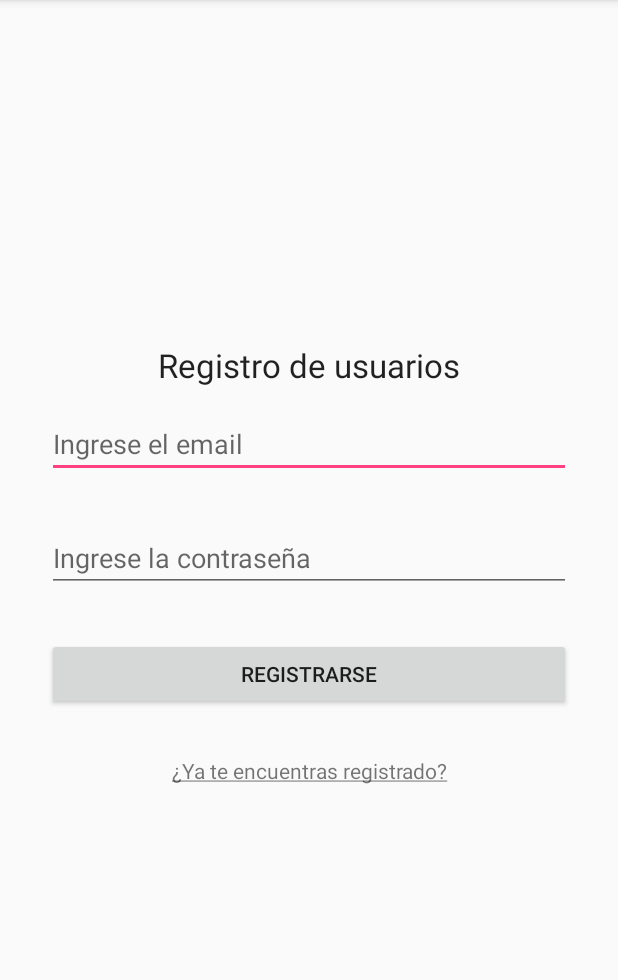
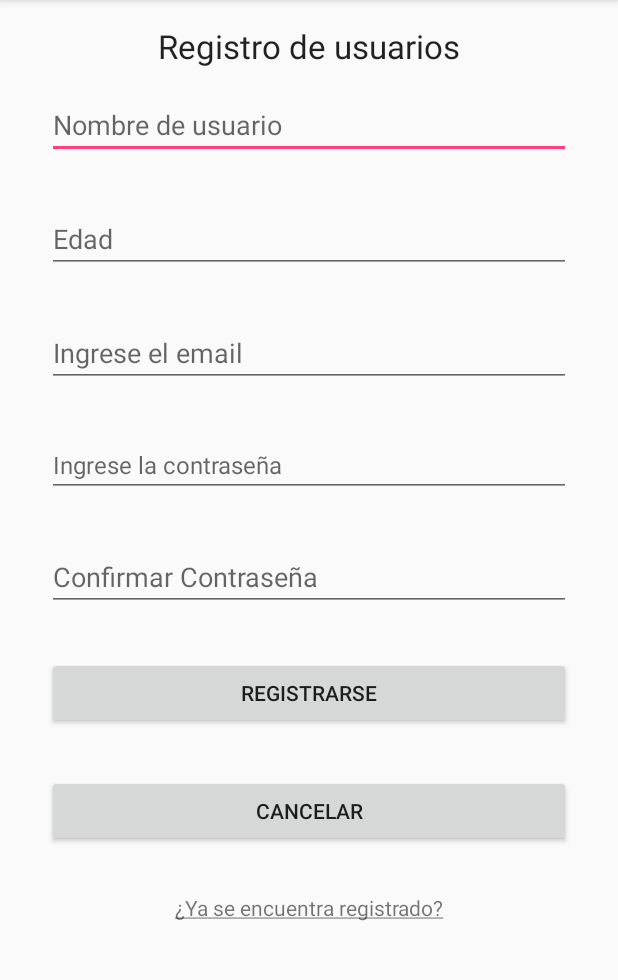
Before and after one commit to VaneGuz/la4compumovil, an Android app: the MainActivity screen opened directly, with no data from a screen before it, after a tap on "REGISTRARSE", on a phone screen of 412 x 824 dp, the part 84-1064 px from its top. Run offline under Robolectric (Android 15) with nearby library versions, the phone set to English and light mode, and no system bars; our stand-ins replace Firebase (no records; nobody signed in at launch, a user with empty details on screens opened directly); 1 statement that could not run was skipped.

Commit message:
Registro e incio de sesión completo

```diff
--- a/LabCM20171_Entregado/lab4fcm/src/main/java/co/edu/udea/compumovil/gr05_20171/lab4/MainActivity.java
+++ b/LabCM20171_Entregado/lab4fcm/src/main/java/co/edu/udea/compumovil/gr05_20171/lab4/MainActivity.java
@@ -20,10 +20,14 @@ import com.google.firebase.auth.FirebaseAuth;
 public class MainActivity extends AppCompatActivity implements View.OnClickListener {
 
     //defining view objects
+
+    private EditText etUserRegister;
+    private EditText etDateRegister;
     private EditText editTextEmail;
     private EditText editTextPassword;
+    private EditText confirmPass;
     private Button buttonSignup;
-
+    private Button buttonCancelar;
     private TextView textViewSignin;
 
     private ProgressDialog progressDialog;
@@ -51,26 +55,51 @@ public class MainActivity extends AppCompatActivity implements View.OnClickListe
         }
 
         //initializing views
+        etUserRegister = (EditText) findViewById(R.id.etUserRegister);
+        etDateRegister = (EditText) findViewById(R.id.etDateRegister);
         editTextEmail = (EditText) findViewById(R.id.editTextEmail);
         editTextPassword = (EditText) findViewById(R.id.editTextPassword);
+        confirmPass = (EditText) findViewById(R.id.etPasswordConfirmer);
         textViewSignin = (TextView) findViewById(R.id.textViewSignin);
 
+
         buttonSignup = (Button) findViewById(R.id.buttonSignup);
-
+        buttonCancelar = (Button) findViewById(R.id.buttonCancelar);
         progressDialog = new ProgressDialog(this);
 
         //attaching listener to button
+        buttonCancelar.setOnClickListener(this);
         buttonSignup.setOnClickListener(this);
         textViewSignin.setOnClickListener(this);
     }
 
     private void registerUser() {
 
-        //getting email and password from edit texts
+
+        String user = etUserRegister.getText().toString().trim();
+        String date = etDateRegister.getText().toString().trim();
         String email = editTextEmail.getText().toString().trim();
         String password = editTextPassword.getText().toString().trim();
+        String confirmPassword = confirmPass.getText().toString().trim();
 
+        if (!password.equals(confirmPassword)) {
+            Toast pass = Toast.makeText(this, "Las contraseñas no coinciden", Toast.LENGTH_SHORT);
+            pass.show();
+
+        }
         //checking if email and passwords are empty
+
+
+        if (TextUtils.isEmpty(user)) {
+            Toast.makeText(this, "Por favor ingrese el usuario", Toast.LENGTH_LONG).show();
+            return;
+        }
+
+        if (TextUtils.isEmpty(date)) {
+            Toast.makeText(this, "Por favor ingrese la edad", Toast.LENGTH_LONG).show();
+            return;
+        }
+
         if (TextUtils.isEmpty(email)) {
             Toast.makeText(this, "Por favor ingrese el email", Toast.LENGTH_LONG).show();
             return;
@@ -80,6 +109,11 @@ public class MainActivity extends AppCompatActivity implements View.OnClickListe
             Toast.makeText(this, "Por favor ingrese la contraseña", Toast.LENGTH_LONG).show();
             return;
         }
+        if (TextUtils.isEmpty(confirmPassword)) {
+            Toast.makeText(this, "Por favor ingrese nuevamente la contraseña", Toast.LENGTH_LONG).show();
+            return;
+        }
+
 
         //if the email and password are not empty
         //displaying a progress dialog
@@ -117,5 +151,10 @@ public class MainActivity extends AppCompatActivity implements View.OnClickListe
             //open login activity when user taps on the already registered textview
             startActivity(new Intent(this, LoginActivity.class));
         }
+
+        if (view == buttonCancelar) {
+            Intent intent = new Intent(this, LoginActivity.class);
+            startActivity(intent);
+        }
     }
 }
--- a/LabCM20171_Entregado/lab4fcm/src/main/res/layout/activity_main.xml
+++ b/LabCM20171_Entregado/lab4fcm/src/main/res/layout/activity_main.xml
@@ -1,5 +1,5 @@
 <?xml version="1.0" encoding="utf-8"?>
-<RelativeLayout xmlns:android="http://schemas.android.com/apk/res/android"
+<ScrollView xmlns:android="http://schemas.android.com/apk/res/android"
     xmlns:tools="http://schemas.android.com/tools"
     android:layout_width="match_parent"
     android:layout_height="match_parent"
@@ -14,7 +14,8 @@
         android:layout_centerVertical="true"
         android:layout_width="match_parent"
         android:layout_height="wrap_content"
-        android:orientation="vertical">
+        android:orientation="vertical"
+        android:weightSum="1">
 
 
         <TextView
@@ -25,13 +26,29 @@
             android:id="@+id/textView"
             android:layout_gravity="center_horizontal" />
 
+        <EditText android:id="@+id/etUserRegister"
+            android:layout_width="match_parent"
+            android:layout_height="wrap_content"
+            android:inputType="textPersonName"
+            android:hint="Nombre de usuario"
+            android:layout_margin="15dp"
+          />
+
+        <EditText android:id="@+id/etDateRegister"
+            android:layout_width="match_parent"
+            android:layout_height="wrap_content"
+            android:inputType="textPersonName"
+            android:hint="Edad"
+            android:layout_margin="15dp"/>
+
         <EditText
             android:id="@+id/editTextEmail"
             android:layout_width="match_parent"
             android:layout_height="wrap_content"
             android:layout_margin="15dp"
             android:hint="Ingrese el email"
-            android:inputType="textEmailAddress" />
+            android:inputType="textEmailAddress"
+            android:typeface="normal" />
 
         <EditText
             android:id="@+id/editTextPassword"
@@ -39,7 +56,22 @@
             android:layout_height="wrap_content"
             android:layout_margin="15dp"
             android:hint="Ingrese la contraseña"
-            android:inputType="textPassword" />
+            android:inputType="textPassword"
+            android:textAppearance="@style/TextAppearance.AppCompat"
+            android:textIsSelectable="false"
+            android:textSize="16sp" />
+
+        <EditText
+            android:id="@+id/etPasswordConfirmer"
+            android:layout_width="match_parent"
+            android:layout_height="wrap_content"
+            android:layout_margin="15dp"
+            android:hint="Confirmar Contraseña"
+            android:inputType="textPassword"
+            android:textAppearance="@style/TextAppearance.AppCompat"
+            android:textIsSelectable="false"
+            android:textSize="18sp" />
+
 
         <Button
             android:id="@+id/buttonSignup"
@@ -47,6 +79,13 @@
             android:layout_height="wrap_content"
             android:layout_margin="15dp"
             android:text="Registrarse" />
+        <Button
+            android:id="@+id/buttonCancelar"
+            android:layout_width="match_parent"
+            android:layout_height="wrap_content"
+            android:layout_margin="15dp"
+            android:text="Cancelar" />
+
 
         <TextView
             android:id="@+id/textViewSignin"
@@ -56,6 +95,8 @@
             android:layout_width="match_parent"
             android:layout_height="wrap_content" />
 
-    </LinearLayout>
 
-</RelativeLayout>
+
+            </LinearLayout>
+
+       </ScrollView>
--- a/LabCM20171_Entregado/lab4fcm/src/main/res/values/strings.xml
+++ b/LabCM20171_Entregado/lab4fcm/src/main/res/values/strings.xml
@@ -1,6 +1,6 @@
 <resources>
     <string name="app_name">Lab4FCM</string>
-        <string name="textViewSignin"><u>¿Ya te encuentras registrado?</u></string>
+        <string name="textViewSignin"><u>¿Ya se encuentra registrado?</u></string>
         <string name="textViewSignUp"><u>¿Aún no está registrado?</u></string>
         <string name="title_activity_events">Eventos</string>
 
```
